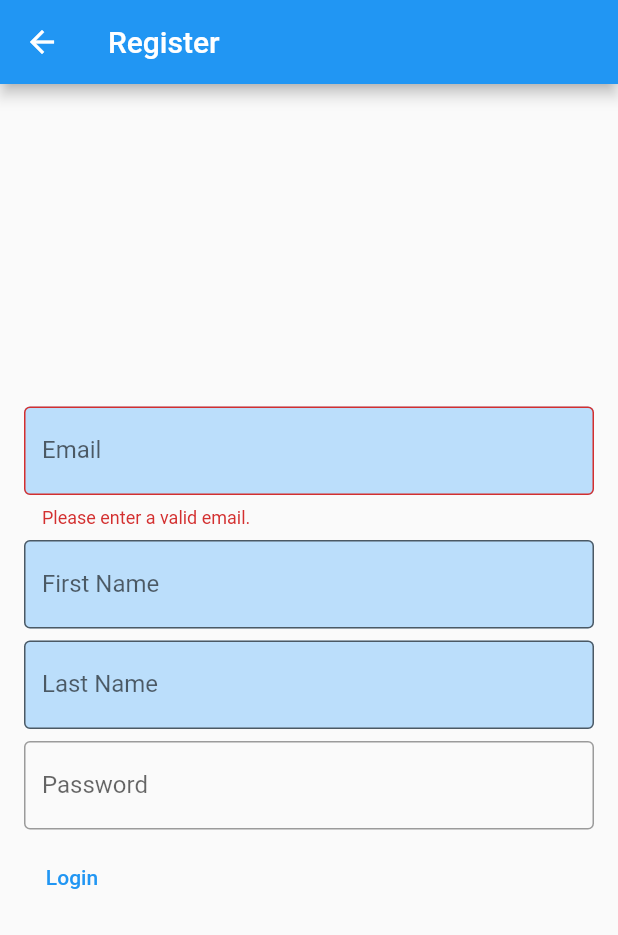
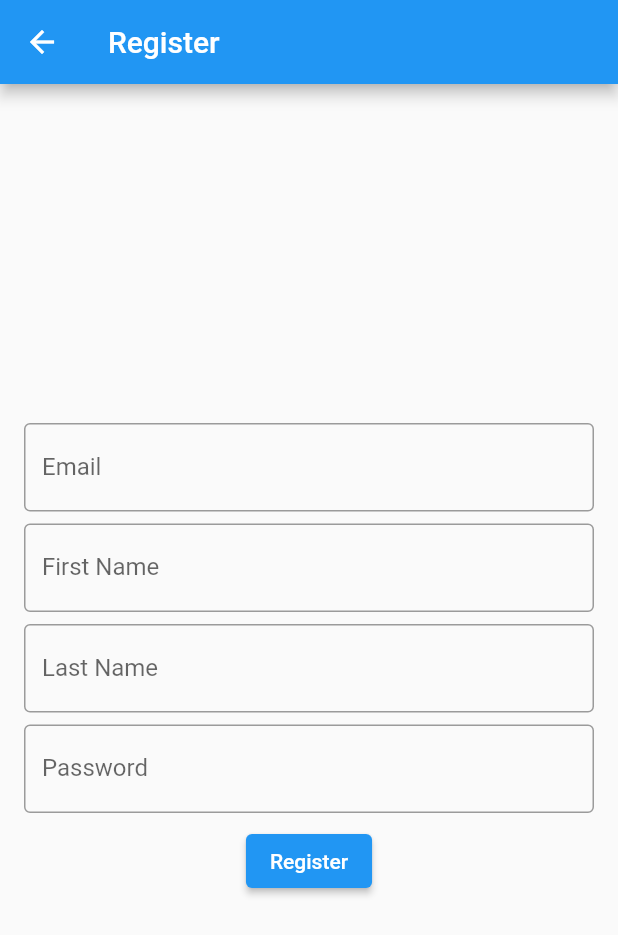
Before and after one commit to MelaineF/SOFT, a Flutter app: the RegisterPage screen opened directly, on a phone screen of 412 x 824 dp. Shown: the top 935 px of the screen. Run offline on Flutter 3.47's test engine with Material 2 defaults, Android fonts, the phone set to English and light mode, and no system bars; our stand-ins replace firebase_core, firebase_database, flutter_dotenv, logger, nanoid, validators; missing offline and left inert: argon2; accounts and stored records are empty; generated files the repository leaves out were written again.

Commit message:
improved register UX

```diff
--- a/lib/features/signup_page/presentation/page/register_page.dart
+++ b/lib/features/signup_page/presentation/page/register_page.dart
@@ -1,3 +1,4 @@
+import 'package:validators/validators.dart';
 import 'package:Swipe/core/firebase/database.dart';
 import 'package:Swipe/core/helper/logger.dart';
 import 'package:flutter/material.dart';
@@ -11,6 +12,7 @@ class RegisterPage extends StatefulWidget {
 }
 
 class _RegisterPageState extends State<RegisterPage> {
+  final GlobalKey<FormState> _formKey = GlobalKey<FormState>();
   TextEditingController email = TextEditingController();
   TextEditingController firstname = TextEditingController();
   TextEditingController lastname = TextEditingController();
@@ -29,69 +31,88 @@ class _RegisterPageState extends State<RegisterPage> {
           },
           child: FocusTraversalGroup(
             child: Form(
-              autovalidateMode: AutovalidateMode.always,
-              onChanged: () {
-                Form.of(primaryFocus!.context!)!.save();
-              },
+              key: _formKey,
+              autovalidateMode: AutovalidateMode.disabled,
               child: Padding(
                 padding: const EdgeInsets.all(16.0),
                   child: Wrap(
                     runSpacing: 8.0,
+                    alignment: WrapAlignment.center,
                     children: <Widget>[
                       TextFormField(
                         controller: email,
-                    decoration: InputDecoration(
-                      border: const OutlineInputBorder(),
-                      filled: true,
-                      fillColor: Colors.blue.shade100,
+                        autovalidateMode: AutovalidateMode.onUserInteraction,
+                        decoration: const InputDecoration(
+                          border: OutlineInputBorder(),
                           labelText: "Email"
                         ),
                         validator: (value) {
-                      // TODO: do proper check here
-                      if (value?.isEmpty ?? true) {
+                          if (!isEmail(value ?? "")) {
                             return 'Please enter a valid email.';
                           }
                           return null;
                         },
                       ),
-                  TextField(
+                      TextFormField(
                         controller: firstname,
-                    decoration: InputDecoration(
-                      border: const OutlineInputBorder(),
-                      filled: true,
-                      fillColor: Colors.blue.shade100,
+                        autovalidateMode: AutovalidateMode.onUserInteraction,
+                        decoration: const InputDecoration(
+                          border: OutlineInputBorder(),
                           labelText: "First Name"
                         ),
+                        validator: (value) {
+                          if (isNull(value ?? "")) {
+                            return 'Your first name can\'t be blank.';
+                          }
+                          return null;
+                        },
                       ),
-                  TextField(
+                      TextFormField(
                         controller: lastname,
-                    decoration: InputDecoration(
-                      border: const OutlineInputBorder(),
-                      filled: true,
-                      fillColor: Colors.blue.shade100,
+                        autovalidateMode: AutovalidateMode.onUserInteraction,
+                        decoration: const InputDecoration(
+                          border: OutlineInputBorder(),
                           labelText: "Last Name"
                         ),
+                        validator: (value) {
+                          if (isNull(value ?? "")) {
+                            return 'Your last name can\'t be blank.';
+                          }
+                          return null;
+                        },
                       ),
-                  TextField(
+                      TextFormField(
                         controller: password,
+                        autovalidateMode: AutovalidateMode.onUserInteraction,
                         decoration: const InputDecoration(
                           border: OutlineInputBorder(),
                           labelText: 'Password',
                         ),
                         obscureText: true,
+                        validator: (value) {
+                          if (isNull(value ?? "")) {
+                            return 'Your password can\'t be blank.';
+                          }
+                          return null;
+                        },
                       ),
-                  TextButton(onPressed: () {
+                      ElevatedButton(onPressed: () {
                         logger.d("login pressed");
+                        if (_formKey.currentState?.validate() ?? false) {
                           var rtdb = RealtimeDb();
                           var added = rtdb.addUser(firstname.text, lastname.text, email.text, password.text);
                           logger.d('is user added? $added');
 
+                          _formKey.currentState?.reset();
                           firstname.clear();
                           lastname.clear();
                           email.clear();
                           password.clear();
-                  }, child: const Text("Login"))
-                ],
+                        } else {
+                          logger.e("Could not add user, something is missing");
+                        }
+                      }, child: const Text("Register"))
+                    ]
               )),
             ),
           ),
--- a/pubspec.yaml
+++ b/pubspec.yaml
@@ -49,6 +49,7 @@ dependencies:
   nanoid: ^1.0.0
   argon2: ^1.0.1
   firebase_database: ^10.0.6
+  validators: ^3.0.0
 
 dev_dependencies:
   flutter_test:
```
Also changed, not shown: pubspec.lock. Lines whose indentation alone changed are shown as unchanged.
